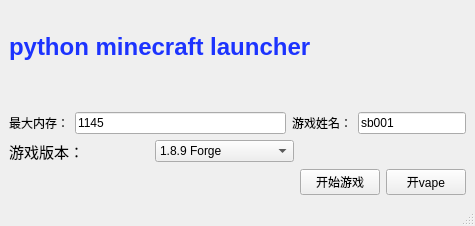
First picture: the form in pmcl_main.ui, repository dengrb1/pmcl, before the edit.
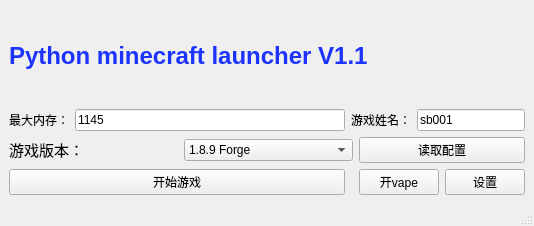
Second picture: the form after the edit. Icons and pictures are not drawn.

Patch:
```diff
--- a/pmcl_main.ui
+++ b/pmcl_main.ui
@@ -6,7 +6,7 @@
    <rect>
     <x>0</x>
     <y>0</y>
-    <width>475</width>
+    <width>534</width>
     <height>226</height>
    </rect>
   </property>
@@ -15,39 +15,7 @@
   </property>
   <widget class="QWidget" name="centralwidget">
    <layout class="QGridLayout" name="gridLayout">
-    <item row="2" column="1">
-     <layout class="QHBoxLayout" name="horizontalLayout_3">
-      <item>
-       <widget class="QLabel" name="label_4">
-        <property name="text">
-         <string>最大内存：</string>
-        </property>
-       </widget>
-      </item>
-      <item>
-       <widget class="QLineEdit" name="maxmb_t">
-        <property name="text">
-         <string>1145</string>
-        </property>
-       </widget>
-      </item>
-     </layout>
-    </item>
-    <item row="4" column="4">
-     <widget class="QPushButton" name="pushButton">
-      <property name="text">
-       <string>开vape</string>
-      </property>
-     </widget>
-    </item>
-    <item row="0" column="1" colspan="4">
-     <widget class="QLabel" name="label">
-      <property name="text">
-       <string>&lt;html&gt;&lt;head/&gt;&lt;body&gt;&lt;p&gt;&lt;span style=&quot; font-size:18pt; font-weight:600; color:#1c33fe;&quot;&gt;python minecraft launcher&lt;/span&gt;&lt;/p&gt;&lt;/body&gt;&lt;/html&gt;</string>
-      </property>
-     </widget>
-    </item>
-    <item row="2" column="2" colspan="3">
+    <item row="1" column="2" colspan="3">
      <layout class="QHBoxLayout" name="horizontalLayout_2">
       <item>
        <widget class="QLabel" name="label_3">
@@ -61,6 +29,20 @@
       </item>
       <item>
        <widget class="QLineEdit" name="username">
+        <property name="styleSheet">
+         <string notr="true">QLineEdit {
+            border-top: none;
+            border-left: none;
+            border-right: none;
+            border-bottom: 1px solid black;
+            background-color: transparent;
+        }
+        
+        QLineEdit:focus {
+            border-bottom: 1px solid #2a70f4;
+        }
+        &quot;&quot;&quot;)</string>
+        </property>
         <property name="text">
          <string>sb001</string>
         </property>
@@ -68,20 +50,14 @@
       </item>
      </layout>
     </item>
-    <item row="1" column="1" colspan="4">
-     <spacer name="horizontalSpacer">
-      <property name="orientation">
-       <enum>Qt::Horizontal</enum>
+    <item row="0" column="1" colspan="4">
+     <widget class="QLabel" name="label">
+      <property name="text">
+       <string>&lt;html&gt;&lt;head/&gt;&lt;body&gt;&lt;p&gt;&lt;span style=&quot; font-size:18pt; font-weight:600; color:#1c33fe;&quot;&gt;Python minecraft launcher V1.1&lt;/span&gt;&lt;/p&gt;&lt;/body&gt;&lt;/html&gt;</string>
       </property>
-      <property name="sizeHint" stdset="0">
-       <size>
-        <width>454</width>
-        <height>20</height>
-       </size>
-      </property>
-     </spacer>
+     </widget>
     </item>
-    <item row="3" column="1" colspan="2">
+    <item row="2" column="1" colspan="2">
      <layout class="QHBoxLayout" name="horizontalLayout">
       <item>
        <widget class="QLabel" name="label_2">
@@ -95,6 +71,57 @@
       </item>
       <item>
        <widget class="QComboBox" name="game_c">
+        <property name="styleSheet">
+         <string notr="true">QComboBox {
+            background-color: white;
+            color: black;
+            border: 1px solid lightgray;
+            border-radius: 15px;
+            padding-left: 15px;
+        }
+        
+        QComboBox:on {
+            border: 1px solid #63acfb;
+        }
+
+        QComboBox::drop-down {
+            width: 22px;
+            border-left: 1px solid lightgray;
+            border-top-right-radius: 15px;
+            border-bottom-right-radius: 15px;
+        }
+        
+        QComboBox::drop-down:on {
+            border-left: 1px solid #63acfb;
+        }
+
+        QComboBox::down-arrow {
+            width: 16px;
+            height: 16px;
+            image: url(PATH_TO_IMG);
+        }
+
+        QComboBox::down-arrow:on {
+            image: url(PATH_TO_IMG);
+        }
+
+        QComboBox QAbstractItemView {
+            color: black;
+            border: none;
+            outline: none;
+            background-color: whitesmoke;
+        }
+
+        QComboBox QScrollBar:vertical {
+            width: 2px;
+            background-color: white;
+        }
+
+        QComboBox QScrollBar::handle:vertical {
+            background-color: #b2bdaf;
+        }
+        &quot;&quot;&quot;)</string>
+        </property>
         <item>
          <property name="text">
           <string>1.8.9 Forge</string>
@@ -110,12 +137,130 @@
      </layout>
     </item>
     <item row="4" column="3">
+     <widget class="QPushButton" name="pushButton">
+      <property name="styleSheet">
+       <string notr="true">QPushButton {
+            background-color: qlineargradient(x1:0, y1:0.5, x2:1, y2:0.5, stop:0 #47a7ed, stop: 1 #a967b2);
+            color: white;
+            font-size: 20px;
+            font-weight: bold;
+            border-radius: 25px;
+        }
+        
+        QPushButton:hover {
+            background-color: qlineargradient(x1:0, y1:0.5, x2:1, y2:0.5, stop:0 #459ee0, stop: 1 #995da1);
+        }
+        
+        QPushButton:pressed {
+               background-color: qlineargradient(x1:0, y1:0.5, x2:1, y2:0.5, stop:0 #4093d1, stop: 1 #87538e);
+        }
+        &quot;&quot;&quot;)</string>
+      </property>
+      <property name="text">
+       <string>开vape</string>
+      </property>
+     </widget>
+    </item>
+    <item row="4" column="4">
+     <widget class="QPushButton" name="settings">
+      <property name="styleSheet">
+       <string notr="true">QPushButton {
+            background-color: qlineargradient(x1:1, y1:0, x2:1, y2:0.3, stop:0 #8a9195, stop:1 black);
+            color: white;
+            font-size: 20px;
+            font-weight: bold;
+            border-radius: 25px;
+        }
+
+        QPushButton:hover {
+            background-color: qlineargradient(x1:1, y1:0, x2:1, y2:0.3, stop:0 #7d8488, stop:1 black);
+        }
+
+        QPushButton:pressed {
+            background-color: qlineargradient(x1:1, y1:0, x2:1, y2:0.3, stop:0 #6a7073, stop:1 black);
+        }
+        &quot;&quot;&quot;)</string>
+      </property>
+      <property name="text">
+       <string>设置</string>
+      </property>
+     </widget>
+    </item>
+    <item row="1" column="1">
+     <layout class="QHBoxLayout" name="horizontalLayout_3">
+      <item>
+       <widget class="QLabel" name="label_4">
+        <property name="text">
+         <string>最大内存：</string>
+        </property>
+       </widget>
+      </item>
+      <item>
+       <widget class="QLineEdit" name="maxmb_t">
+        <property name="styleSheet">
+         <string notr="true">QLineEdit {
+            border-top: none;
+            border-left: none;
+            border-right: none;
+            border-bottom: 1px solid black;
+            background-color: transparent;
+        }
+        
+        QLineEdit:focus {
+            border-bottom: 1px solid #2a70f4;
+        }
+        &quot;&quot;&quot;)</string>
+        </property>
+        <property name="text">
+         <string>1145</string>
+        </property>
+       </widget>
+      </item>
+     </layout>
+    </item>
+    <item row="4" column="1">
      <widget class="QPushButton" name="run_game">
+      <property name="styleSheet">
+       <string notr="true">QPushButton {
+            background-color: #57bd6a;
+            color: #f9ffff;
+            font-size: 20px;
+            font-weight: bold;
+            border-radius: 5px;
+        }
+
+        QPushButton:pressed {
+            background-color: #4eaa5f;
+        }
+        &quot;&quot;&quot;)</string>
+      </property>
       <property name="text">
        <string>开始游戏</string>
       </property>
      </widget>
     </item>
+    <item row="2" column="3" colspan="2">
+     <widget class="QPushButton" name="pushButton_2">
+      <property name="styleSheet">
+       <string notr="true">QPushButton {
+            background-color: #292929;
+            border-radius: 5px;
+            font-size: 20px;
+            font-weight: bold;
+            color: white;
+            border: 1px solid white;
+        }
+
+        QPushButton:pressed {
+            background-color: black;
+        }
+        &quot;&quot;&quot;)</string>
+      </property>
+      <property name="text">
+       <string>读取配置</string>
+      </property>
+     </widget>
+    </item>
    </layout>
   </widget>
   <widget class="QStatusBar" name="statusbar"/>
```
Left out of the diff: 2 changed lines with no effect on the pictures.
